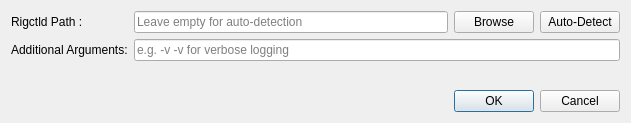
dawkagaming/QLog, file ui/RigctldAdvancedDialog.ui: the form before one commit.
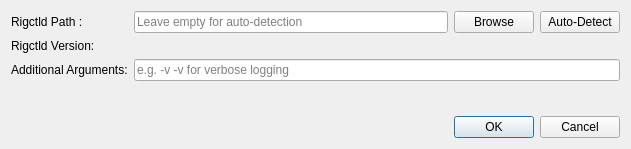
The form after the commit. Icons and pictures are not drawn.

Commit message: Rigctld: Added Rigctld version check

Diff of the .ui file:
```diff
--- a/ui/RigctldAdvancedDialog.ui
+++ b/ui/RigctldAdvancedDialog.ui
@@ -7,7 +7,7 @@
     <x>0</x>
     <y>0</y>
     <width>631</width>
-    <height>123</height>
+    <height>149</height>
    </rect>
   </property>
   <property name="windowTitle">
@@ -71,13 +71,27 @@
       </layout>
      </item>
      <item row="1" column="0">
+      <widget class="QLabel" name="versionLabel">
+       <property name="text">
+        <string>Rigctld Version:</string>
+       </property>
+      </widget>
+     </item>
+     <item row="1" column="1">
+      <widget class="QLabel" name="versionValueLabel">
+       <property name="text">
+        <string/>
+       </property>
+      </widget>
+     </item>
+     <item row="2" column="0">
       <widget class="QLabel" name="argsLabel">
        <property name="text">
         <string>Additional Arguments:</string>
        </property>
       </widget>
      </item>
-     <item row="1" column="1">
+     <item row="2" column="1">
       <widget class="QLineEdit" name="argsEdit">
        <property name="placeholderText">
         <string>e.g. -v -v for verbose logging</string>
```
The commit also changes 5 other files.
